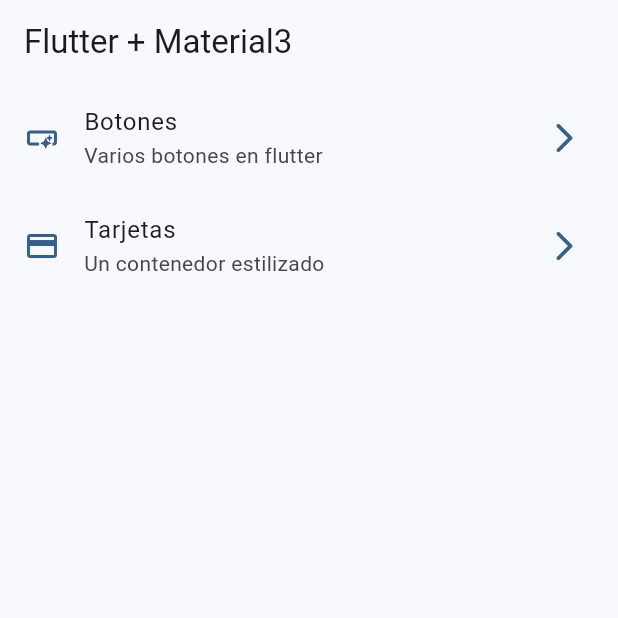
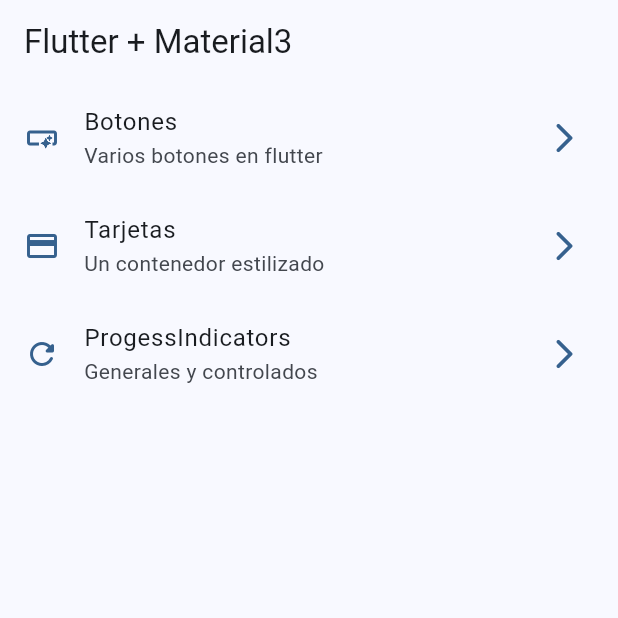
Before and after one commit to MatiasJoaquinAlfonso/widgets_app, a Flutter app: the screen it shows after launch, on a phone screen of 412 x 824 dp, the top half of it. Run offline on Flutter 3.47's test engine with Material 3 defaults, Android fonts, the phone set to English and light mode, and no system bars; our stand-ins replace go_router.

Commit message:
progress indicator

```diff
--- a/lib/config/menu/menu_items.dart
+++ b/lib/config/menu/menu_items.dart
@@ -30,4 +30,11 @@ const appMenuItems = <MenuItem> [
     icon: Icons.credit_card
   ),
 
+  MenuItem(
+    title: 'ProgessIndicators',
+    subTitle: 'Generales y controlados',
+    link: '/progress',
+    icon: Icons.refresh_rounded
+  ),
+
 ];
--- a/lib/config/router/app_router.dart
+++ b/lib/config/router/app_router.dart
@@ -23,6 +23,12 @@ final appRouter = GoRouter(
       name: CardsScren.name,
       builder: (context, state) => const CardsScren()
     ),
+
+    GoRoute(
+      path: '/progress',
+      name: ProgressScren.name,
+      builder: (context, state) => const ProgressScren()
+    ),
   ],
 
 );
```
Also changed, not shown: lib/presentation/screens/progress/progress_screen.dart (+63 -2 lines).
